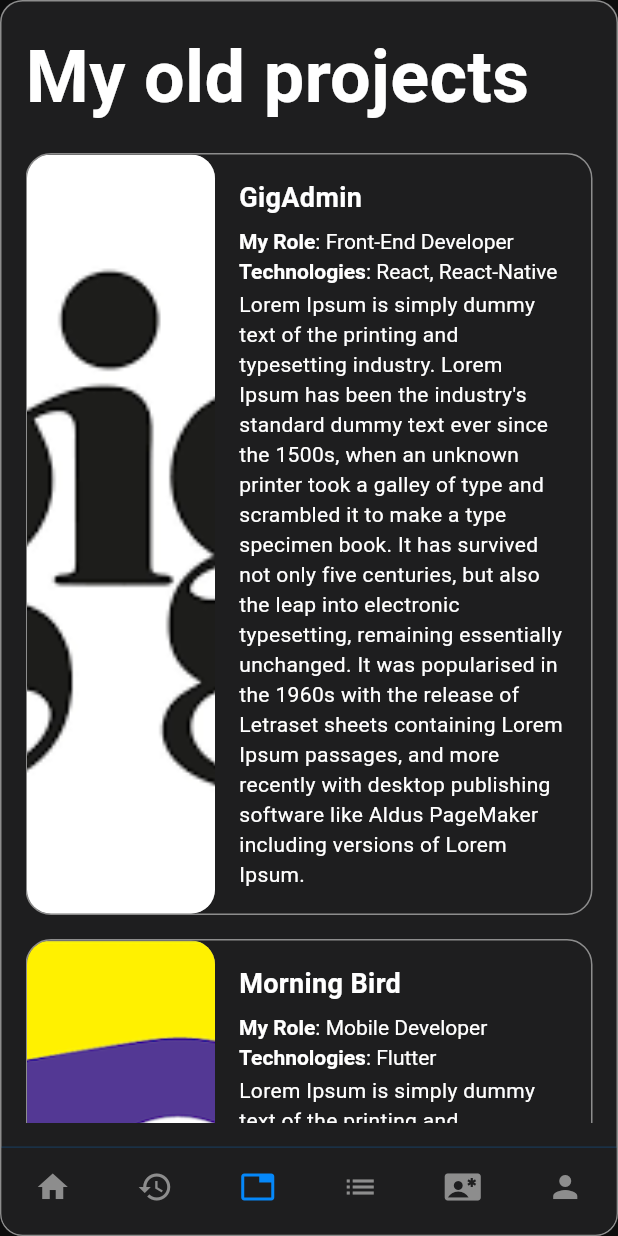
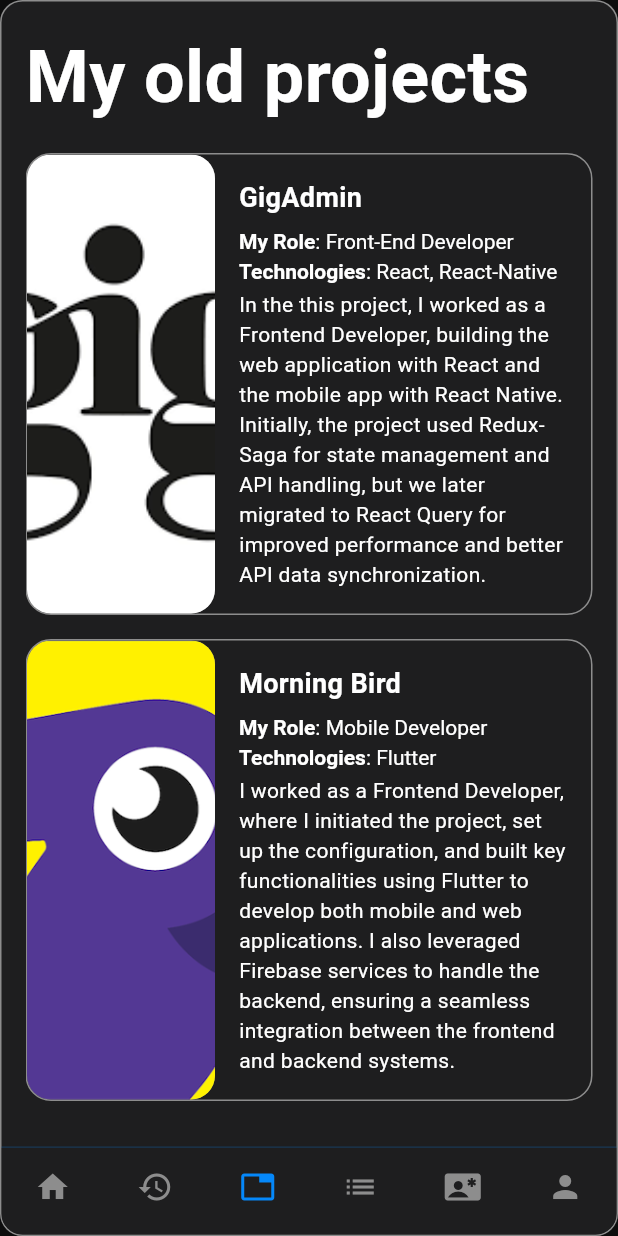
Before and after one commit to TruongThaiNgan/portfolio, a Flutter app: the screen it shows after launch, item 3 of the bottom bar chosen, on a phone screen of 412 x 824 dp. Run offline on Flutter 3.47's test engine with Material 3 defaults, Android fonts, the phone set to English and light mode, and no system bars; our stand-ins replace bot_toast, cloud_firestore, device_info_plus, dio, equatable, firebase_core and 7 more; missing offline and left inert: dart:html, timeline_list; accounts and stored records are empty; generated files the repository leaves out were written again.

Commit message:
update: add firebase

```diff
--- a/lib/constants/enums.dart
+++ b/lib/constants/enums.dart
@@ -87,7 +87,7 @@ enum HistoryEnum {
             title: "Golden Owl",
             role: "Software Developer",
             icon: Assets.icons.companyIcon.image(),
-            description: Text("""
+            description: const Text("""
 At Golden Owl, I worked as a Software Developer, starting with web development using JavaScript and React, then transitioning to mobile development with Flutter and React Native. Over time, I expanded my expertise to include backend development with Node.js, allowing me to contribute to full-stack solutions.
 
 During my time at Golden Owl, I worked on both company-owned products and outsourced projects, collaborating with cross-functional teams to develop scalable, high-performance applications. I gained valuable experience in Agile development, CI/CD pipelines, and optimizing application performance. This role significantly strengthened my problem-solving skills and adaptability in different development environments.
--- a/lib/domain/di/domain_manager.dart
+++ b/lib/domain/di/domain_manager.dart
@@ -1,4 +1,4 @@
-import 'package:flutter_boilerplate/domain/repository/user/user_repository_impl.dart';
+import 'package:flutter_boilerplate/domain/repository/contact/contact_repository_impl.dart';
 
 class DomainManager {
   factory DomainManager() {
@@ -8,5 +8,5 @@ class DomainManager {
   DomainManager._();
   static DomainManager? _internal;
 
-  final user = UserRepositoryImpl();
+  final contact = ContactRepositoryImpl();
 }
--- /dev/null
+++ b/lib/domain/entity/contact/contact_param.dart
@@ -0,0 +1,76 @@
+// ignore_for_file: public_member_api_docs, sort_constructors_first
+import 'dart:convert';
+
+class ContactParam {
+  final String? email;
+  final String? name;
+  final String? subject;
+  final String? message;
+  ContactParam({
+    this.email,
+    this.name,
+    this.subject,
+    this.message,
+  });
+
+  ContactParam empty() {
+    return ContactParam();
+  }
+
+  ContactParam copyWith({
+    String? email,
+    String? name,
+    String? subject,
+    String? message,
+  }) {
+    return ContactParam(
+      email: email ?? this.email,
+      name: name ?? this.name,
+      subject: subject ?? this.subject,
+      message: message ?? this.message,
+    );
+  }
+
+  Map<String, dynamic> toMap() {
+    return <String, dynamic>{
+      'email': email,
+      'name': name,
+      'subject': subject,
+      'message': message,
+    };
+  }
+
+  factory ContactParam.fromMap(Map<String, dynamic> map) {
+    return ContactParam(
+      email: map['email'] != null ? map['email'] as String : null,
+      name: map['name'] != null ? map['name'] as String : null,
+      subject: map['subject'] != null ? map['subject'] as String : null,
+      message: map['message'] != null ? map['message'] as String : null,
+    );
+  }
+
+  String toJson() => json.encode(toMap());
+
+  factory ContactParam.fromJson(String source) =>
+      ContactParam.fromMap(json.decode(source) as Map<String, dynamic>);
+
+  @override
+  String toString() {
+    return 'ContactParam(email: $email, name: $name, subject: $subject, message: $message)';
+  }
+
+  @override
+  bool operator ==(covariant ContactParam other) {
+    if (identical(this, other)) return true;
+
+    return other.email == email &&
+        other.name == name &&
+        other.subject == subject &&
+        other.message == message;
+  }
+
+  @override
+  int get hashCode {
+    return email.hashCode ^ name.hashCode ^ subject.hashCode ^ message.hashCode;
+  }
+}
--- /dev/null
+++ b/lib/domain/repository/contact/contact_repository.dart
@@ -0,0 +1,5 @@
+import 'package:flutter_boilerplate/domain/entity/contact/contact_param.dart';
+
+abstract class ContactRepository {
+  Future<bool> send(ContactParam params);
+}
--- a/lib/main.dart
+++ b/lib/main.dart
@@ -3,6 +3,7 @@ import 'package:flutter/material.dart';
 import 'package:flutter_boilerplate/locator.dart';
 import 'package:flutter_boilerplate/presentation/my_app.dart';
 import 'package:flutter_web_plugins/url_strategy.dart';
+
 
 Future main() async {
   if (kIsWeb) {
--- a/lib/presentation/contact/logics/count_down_form_sent_bloc.dart
+++ b/lib/presentation/contact/logics/count_down_form_sent_bloc.dart
@@ -17,7 +17,7 @@ class CountDownFormSentBloc extends Cubit<CountDownFormSentState> {
 
   late Timer timer;
 
-  static const int _duration = 30;
+  static const int _duration = 600;
 
   late int endTime;
 
--- a/lib/presentation/old_projects/old_projects_screen.dart
+++ b/lib/presentation/old_projects/old_projects_screen.dart
@@ -16,7 +16,7 @@ class OldProjectsScreen extends StatelessWidget {
         role: "Front-End Developer",
         technologies: "React, React-Native",
         description:
-            "Lorem Ipsum is simply dummy text of the printing and typesetting industry. Lorem Ipsum has been the industry's standard dummy text ever since the 1500s, when an unknown printer took a galley of type and scrambled it to make a type specimen book. It has survived not only five centuries, but also the leap into electronic typesetting, remaining essentially unchanged. It was popularised in the 1960s with the release of Letraset sheets containing Lorem Ipsum passages, and more recently with desktop publishing software like Aldus PageMaker including versions of Lorem Ipsum.",
+            "In the this project, I worked as a Frontend Developer, building the web application with React and the mobile app with React Native. Initially, the project used Redux-Saga for state management and API handling, but we later migrated to React Query for improved performance and better API data synchronization.",
         logo: Assets.images.gigLogo,
         url: 'https://www.gigtogig.co.uk/',
       ),
@@ -25,7 +25,7 @@ class OldProjectsScreen extends StatelessWidget {
         role: "Mobile Developer",
         technologies: "Flutter",
         description:
-            "Lorem Ipsum is simply dummy text of the printing and typesetting industry. Lorem Ipsum has been the industry's standard dummy text ever since the 1500s, when an unknown printer took a galley of type and scrambled it to make a type specimen book. It has survived not only five centuries, but also the leap into electronic typesetting, remaining essentially unchanged. It was popularised in the 1960s with the release of Letraset sheets containing Lorem Ipsum passages, and more recently with desktop publishing software like Aldus PageMaker including versions of Lorem Ipsum.",
+            "I worked as a Frontend Developer, where I initiated the project, set up the configuration, and built key functionalities using Flutter to develop both mobile and web applications. I also leveraged Firebase services to handle the backend, ensuring a seamless integration between the frontend and backend systems.",
         logo: Assets.images.morningBird,
         url: 'https://apps.apple.com/vn/app/morning-bird/id1602368173',
       ),
@@ -34,7 +34,7 @@ class OldProjectsScreen extends StatelessWidget {
         role: "FullStack Developer",
         technologies: "NestJs, Flutter",
         description:
-            "Lorem Ipsum is simply dummy text of the printing and typesetting industry. Lorem Ipsum has been the industry's standard dummy text ever since the 1500s, when an unknown printer took a galley of type and scrambled it to make a type specimen book. It has survived not only five centuries, but also the leap into electronic typesetting, remaining essentially unchanged. It was popularised in the 1960s with the release of Letraset sheets containing Lorem Ipsum passages, and more recently with desktop publishing software like Aldus PageMaker including versions of Lorem Ipsum.",
+            "I worked as a Full-Stack Developer, leveraging Flutter for the frontend, NestJS for the backend, and PostgreSQL for the database. I implemented Cubit for state management and integrated Mapbox for mapping functionalities. My responsibilities included building new features, fixing bugs, refactoring code, and optimizing the app for a smoother performance.",
         logo: Assets.images.clinger,
         url: "https://apps.apple.com/vn/app/clinger/id1632592593",
       ),
@@ -43,7 +43,7 @@ class OldProjectsScreen extends StatelessWidget {
         role: "Mobile Developer",
         technologies: "Flutter",
         description:
-            "Lorem Ipsum is simply dummy text of the printing and typesetting industry. Lorem Ipsum has been the industry's standard dummy text ever since the 1500s, when an unknown printer took a galley of type and scrambled it to make a type specimen book. It has survived not only five centuries, but also the leap into electronic typesetting, remaining essentially unchanged. It was popularised in the 1960s with the release of Letraset sheets containing Lorem Ipsum passages, and more recently with desktop publishing software like Aldus PageMaker including versions of Lorem Ipsum.",
+            "I worked as a Frontend Developer. I initiated the project, handled the configuration, and built key functionalities using Flutter for both mobile and web platforms. I leveraged Firebase as the backend service. Initially, I implemented chat features using GetStream, but later rebuilt the chat functionalities to integrate them with Firebase. I also utilized Cubit for state management.",
         logo: Assets.images.wile,
         url: "https://wile.chat/",
       ),
@@ -52,7 +52,7 @@ class OldProjectsScreen extends StatelessWidget {
         role: "Mobile Developer",
         technologies: "Flutter",
         description:
-            "Lorem Ipsum is simply dummy text of the printing and typesetting industry. Lorem Ipsum has been the industry's standard dummy text ever since the 1500s, when an unknown printer took a galley of type and scrambled it to make a type specimen book. It has survived not only five centuries, but also the leap into electronic typesetting, remaining essentially unchanged. It was popularised in the 1960s with the release of Letraset sheets containing Lorem Ipsum passages, and more recently with desktop publishing software like Aldus PageMaker including versions of Lorem Ipsum.",
+            "I worked as a Frontend Developer on a freelance basis through Upwork. I was responsible for developing new features, and the project utilized Riverpod for efficient state management.",
         logo: Assets.images.notFound,
       ),
       OldProject(
@@ -60,7 +60,7 @@ class OldProjectsScreen extends StatelessWidget {
         role: "Mobile Developer",
         technologies: "Flutter",
         description:
-            "Lorem Ipsum is simply dummy text of the printing and typesetting industry. Lorem Ipsum has been the industry's standard dummy text ever since the 1500s, when an unknown printer took a galley of type and scrambled it to make a type specimen book. It has survived not only five centuries, but also the leap into electronic typesetting, remaining essentially unchanged. It was popularised in the 1960s with the release of Letraset sheets containing Lorem Ipsum passages, and more recently with desktop publishing software like Aldus PageMaker including versions of Lorem Ipsum.",
+            "I worked as a Frontend Developer using Flutter and Cubit for state management. Since the backend uses GraphQL, I integrated graphQL_flutter for querying data, and I utilized Mapbox for mapping functionalities. In this project, I maintained and developed the app, continuously building new features and ensuring smooth performance.",
         logo: Assets.images.realLaunch,
         url: 'https://tech-rea.com/realLaunch',
       ),
@@ -69,7 +69,7 @@ class OldProjectsScreen extends StatelessWidget {
         role: "Mobile Developer",
         technologies: "Flutter",
         description:
-            "Lorem Ipsum is simply dummy text of the printing and typesetting industry. Lorem Ipsum has been the industry's standard dummy text ever since the 1500s, when an unknown printer took a galley of type and scrambled it to make a type specimen book. It has survived not only five centuries, but also the leap into electronic typesetting, remaining essentially unchanged. It was popularised in the 1960s with the release of Letraset sheets containing Lorem Ipsum passages, and more recently with desktop publishing software like Aldus PageMaker including versions of Lorem Ipsum.",
+            "I worked as a Frontend Developer using Flutter and Cubit for state management. Since the backend uses GraphQL, I integrated graphQL_flutter for querying data, and I utilized Mapbox for mapping functionalities. In this project, I maintained and developed the app, continuously building new features and ensuring smooth performance.",
         logo: Assets.images.realAgent,
         url: "https://tech-rea.com/realAgent",
       ),
@@ -78,7 +78,7 @@ class OldProjectsScreen extends StatelessWidget {
         role: "Mobile Developer",
         technologies: "React Native",
         description:
-            "Lorem Ipsum is simply dummy text of the printing and typesetting industry. Lorem Ipsum has been the industry's standard dummy text ever since the 1500s, when an unknown printer took a galley of type and scrambled it to make a type specimen book. It has survived not only five centuries, but also the leap into electronic typesetting, remaining essentially unchanged. It was popularised in the 1960s with the release of Letraset sheets containing Lorem Ipsum passages, and more recently with desktop publishing software like Aldus PageMaker including versions of Lorem Ipsum.",
+            "I worked as a Frontend Developer using React Native. I focused on building new features and updating the UI, and I utilized Redux-Saga for state management and handling API calls..",
         logo: Assets.images.mymonx,
         url: "https://apps.apple.com/gb/app/mymonx-smart-ring/id6741517627",
       ),
@@ -87,7 +87,8 @@ class OldProjectsScreen extends StatelessWidget {
         role: "Mobile Developer",
         technologies: "React Native",
         description:
-            "Lorem Ipsum is simply dummy text of the printing and typesetting industry. Lorem Ipsum has been the industry's standard dummy text ever since the 1500s, when an unknown printer took a galley of type and scrambled it to make a type specimen book. It has survived not only five centuries, but also the leap into electronic typesetting, remaining essentially unchanged. It was popularised in the 1960s with the release of Letraset sheets containing Lorem Ipsum passages, and more recently with desktop publishing software like Aldus PageMaker including versions of Lorem Ipsum.",
+            "I worked as a Frontend Developer using React Native and Redux-Saga to manage state and handle API calls. I replaced Google Fit with Health Connect to read step count data on Android devices, while integrating Apple Health on iOS devices and HUAWEI Health on Huawei devices.",
+        // "Lorem Ipsum is simply dummy text of the printing and typesetting industry. Lorem Ipsum has been the industry's standard dummy text ever since the 1500s, when an unknown printer took a galley of type and scrambled it to make a type specimen book. It has survived not only five centuries, but also the leap into electronic typesetting, remaining essentially unchanged. It was popularised in the 1960s with the release of Letraset sheets containing Lorem Ipsum passages, and more recently with desktop publishing software like Aldus PageMaker including versions of Lorem Ipsum.",
         logo: Assets.images.biib,
         url: 'https://getbiib.com/',
       ),
--- a/pubspec.yaml
+++ b/pubspec.yaml
@@ -52,6 +52,9 @@ dependencies:
   responsive_framework: ^1.5.1
   bot_toast: ^4.1.3
   url_launcher: ^6.3.1
+  firebase_core: ^3.12.1
+  cloud_firestore: ^5.6.5
+  flutter_dotenv: ^5.2.1
 
 dev_dependencies:
   flutter_test:
@@ -100,6 +103,7 @@ flutter:
     - assets/images/
     - assets/icons/
     - assets/pdf/
+    - .env
 
   # To add custom fonts to your application, add a fonts section here,
   # in this "flutter" section. Each entry in this list should have a
```
Also changed, not shown: lib/domain/repository/contact/contact_repository_impl.dart (added, +19 -0 lines), lib/locator.dart (+13 -10 lines), lib/presentation/contact/logics/contact_form_bloc.dart (+25 -4 lines), lib/presentation/contact/widgets/contact_form.dart (+21 -3 lines), lib/presentation/home/widgets/download_cv_button.dart (+14 -14 lines), lib/presentation/widgets/dialogs/alert_wrapper.dart (+95 -80 lines), lib/presentation/widgets/dialogs/widgets/alert_dialog.dart (+81 -81 lines), lib/firebase_options.dart (added), pubspec.lock, 4 other files.
